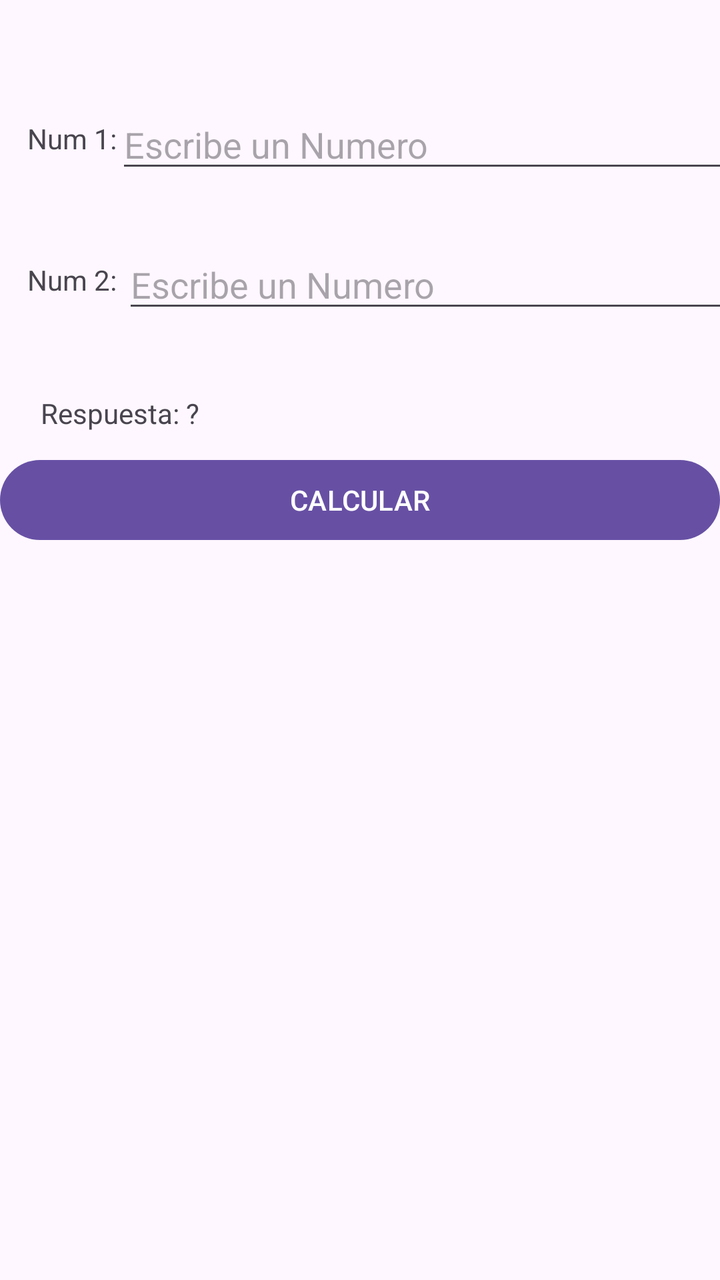
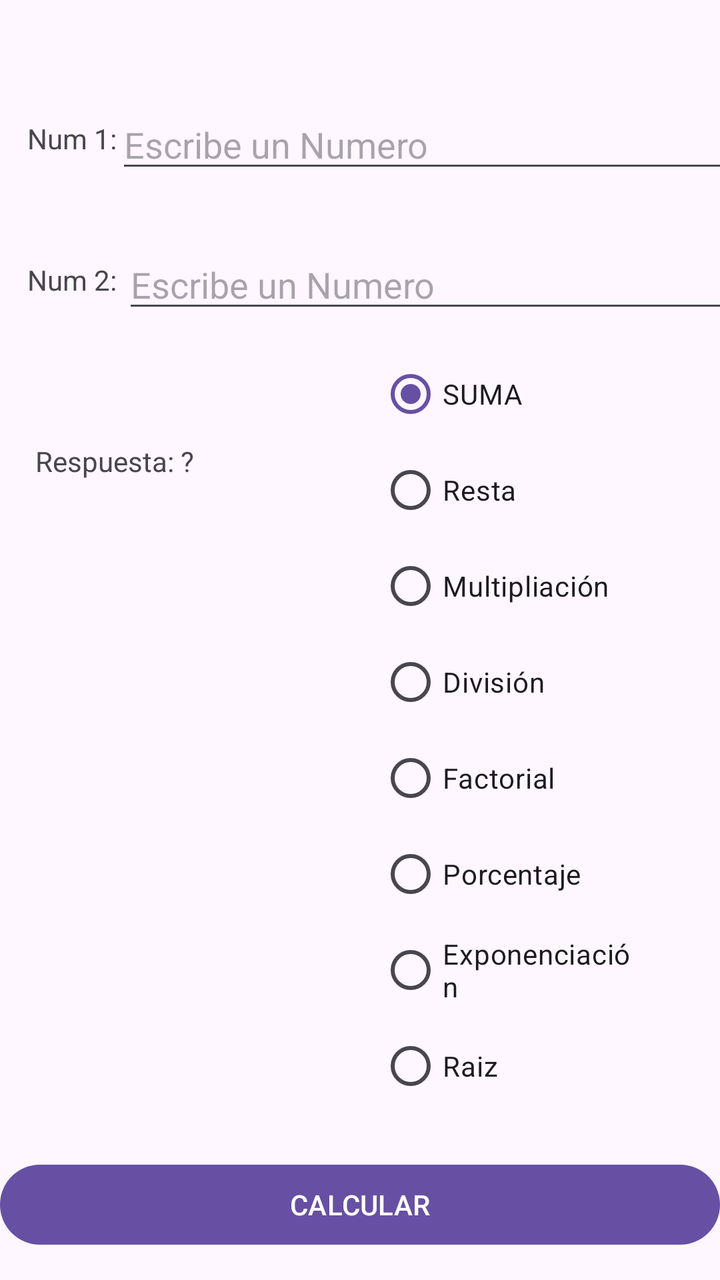

Before-and-after screenshots of an Android layout around one commit, followed by the original layout XML and the change that was made.
<!-- AndroidManifest.xml: application theme Theme.MiPrimeraApp -->
<!-- res/layout/activity_main.xml -->
<?xml version="1.0" encoding="utf-8"?>
<androidx.constraintlayout.widget.ConstraintLayout xmlns:android="http://schemas.android.com/apk/res/android"
    xmlns:app="http://schemas.android.com/apk/res-auto"
    xmlns:tools="http://schemas.android.com/tools"
    android:id="@+id/main"
    android:layout_width="match_parent"
    android:layout_height="match_parent"
    tools:context=".MainActivity">

    <TextView
        android:id="@+id/lblNum1"
        android:layout_width="wrap_content"
        android:layout_height="wrap_content"
        android:text="Num 1:"
        app:layout_constraintBottom_toBottomOf="parent"
        app:layout_constraintEnd_toEndOf="parent"
        app:layout_constraintHorizontal_bias="0.043"
        app:layout_constraintStart_toStartOf="parent"
        app:layout_constraintTop_toTopOf="parent"
        app:layout_constraintVertical_bias="0.096" />

    <EditText

        android:id="@+id/txtNum1"
        android:layout_width="307dp"
        android:layout_height="41dp"
        android:layout_marginLeft="85dp"
        android:hint="Escribe un Numero"
        app:layout_constraintBottom_toBottomOf="parent"
        app:layout_constraintEnd_toEndOf="parent"
        app:layout_constraintHorizontal_bias="0.846"
        app:layout_constraintStart_toStartOf="parent"
        app:layout_constraintTop_toTopOf="parent"
        app:layout_constraintVertical_bias="0.084" />

    <TextView
        android:id="@+id/lblNum2"
        android:layout_width="wrap_content"
        android:layout_height="wrap_content"
        android:text="Num 2:"
        app:layout_constraintBottom_toBottomOf="parent"
        app:layout_constraintEnd_toEndOf="parent"
        app:layout_constraintHorizontal_bias="0.043"
        app:layout_constraintStart_toStartOf="parent"
        app:layout_constraintTop_toTopOf="parent"
        app:layout_constraintVertical_bias="0.21" />

    <EditText

        android:id="@+id/txtNum2"
        android:layout_width="307dp"
        android:layout_height="41dp"
        android:layout_marginLeft="85dp"
        android:hint="Escribe un Numero"
        app:layout_constraintBottom_toBottomOf="parent"
        app:layout_constraintEnd_toEndOf="parent"
        app:layout_constraintHorizontal_bias="0.74"
        app:layout_constraintStart_toStartOf="parent"
        app:layout_constraintTop_toTopOf="parent"
        app:layout_constraintVertical_bias="0.201" />

    <TextView
        android:id="@+id/lblRespuesta"
        android:layout_width="wrap_content"
        android:layout_height="wrap_content"
        android:text="Respuesta: ?"
        app:layout_constraintBottom_toBottomOf="parent"
        app:layout_constraintEnd_toEndOf="parent"
        app:layout_constraintHorizontal_bias="0.072"
        app:layout_constraintStart_toStartOf="parent"
        app:layout_constraintTop_toBottomOf="@+id/lblNum2"
        app:layout_constraintVertical_bias="0.101" />

    <Button
        android:id="@+id/btnCalcular"
        android:layout_width="match_parent"
        android:layout_height="wrap_content"
        android:text="CALCULAR"
        app:layout_constraintBottom_toBottomOf="parent"
        app:layout_constraintTop_toBottomOf="@+id/txtNum2"
        app:layout_constraintVertical_bias="0.15"
        tools:layout_editor_absoluteX="-16dp" />

</androidx.constraintlayout.widget.ConstraintLayout>
<!-- resources referenced by this layout -->
<resources>
  <style name="Theme.MiPrimeraApp" parent="Base.Theme.MiPrimeraApp" />
  <style name="Base.Theme.MiPrimeraApp" parent="Theme.Material3.DayNight.NoActionBar">
          
          
      </style>
</resources>

<!-- the commit's change to res/layout/activity_main.xml (unified diff, before → after) -->
@@ -59,6 +59,7 @@
         app:layout_constraintTop_toTopOf="parent"
         app:layout_constraintVertical_bias="0.201" />
 
+
     <TextView
         android:id="@+id/lblRespuesta"
         android:layout_width="wrap_content"
@@ -66,10 +67,73 @@
         android:text="Respuesta: ?"
         app:layout_constraintBottom_toBottomOf="parent"
         app:layout_constraintEnd_toEndOf="parent"
-        app:layout_constraintHorizontal_bias="0.072"
+        app:layout_constraintHorizontal_bias="0.063"
         app:layout_constraintStart_toStartOf="parent"
         app:layout_constraintTop_toBottomOf="@+id/lblNum2"
-        app:layout_constraintVertical_bias="0.101" />
+        app:layout_constraintVertical_bias="0.152" />
+
+    <RadioGroup
+        android:id="@+id/optOpciones"
+        android:layout_width="132dp"
+        android:layout_height="391dp"
+        app:layout_constraintBottom_toBottomOf="@+id/btnCalcular"
+        app:layout_constraintEnd_toEndOf="parent"
+        app:layout_constraintHorizontal_bias="0.831"
+        app:layout_constraintStart_toStartOf="parent"
+        app:layout_constraintTop_toTopOf="@+id/txtNum2"
+        app:layout_constraintVertical_bias="0.459">
+
+        <RadioButton
+            android:id="@+id/optSuma"
+            android:layout_width="wrap_content"
+            android:layout_height="wrap_content"
+            android:checked="true"
+            android:text="SUMA" />
+
+        <RadioButton
+            android:id="@+id/optResta"
+            android:layout_width="wrap_content"
+            android:layout_height="wrap_content"
+            android:text="Resta" />
+
+        <RadioButton
+            android:id="@+id/optMultiplicación"
+            android:layout_width="wrap_content"
+            android:layout_height="wrap_content"
+            android:text="Multipliación" />
+
+        <RadioButton
+            android:id="@+id/optDividir"
+            android:layout_width="wrap_content"
+            android:layout_height="wrap_content"
+            android:text="División" />
+
+        <RadioButton
+            android:id="@+id/optFactorial"
+            android:layout_width="wrap_content"
+            android:layout_height="wrap_content"
+            android:text="Factorial" />
+
+
+        <RadioButton
+            android:id="@+id/optPorcentaje"
+            android:layout_width="wrap_content"
+            android:layout_height="wrap_content"
+            android:text="Porcentaje" />
+
+        <RadioButton
+            android:id="@+id/optExponenciación"
+            android:layout_width="wrap_content"
+            android:layout_height="wrap_content"
+            android:text="Exponenciación" />
+
+        <RadioButton
+            android:id="@+id/optRaiz"
+            android:layout_width="wrap_content"
+            android:layout_height="wrap_content"
+            android:text="Raiz" />
+
+    </RadioGroup>
 
     <Button
         android:id="@+id/btnCalcular"
@@ -78,7 +142,7 @@
         android:text="CALCULAR"
         app:layout_constraintBottom_toBottomOf="parent"
         app:layout_constraintTop_toBottomOf="@+id/txtNum2"
-        app:layout_constraintVertical_bias="0.15"
-        tools:layout_editor_absoluteX="-16dp" />
+        app:layout_constraintVertical_bias="0.968"
+        tools:layout_editor_absoluteX="0dp" />
 
 </androidx.constraintlayout.widget.ConstraintLayout>
